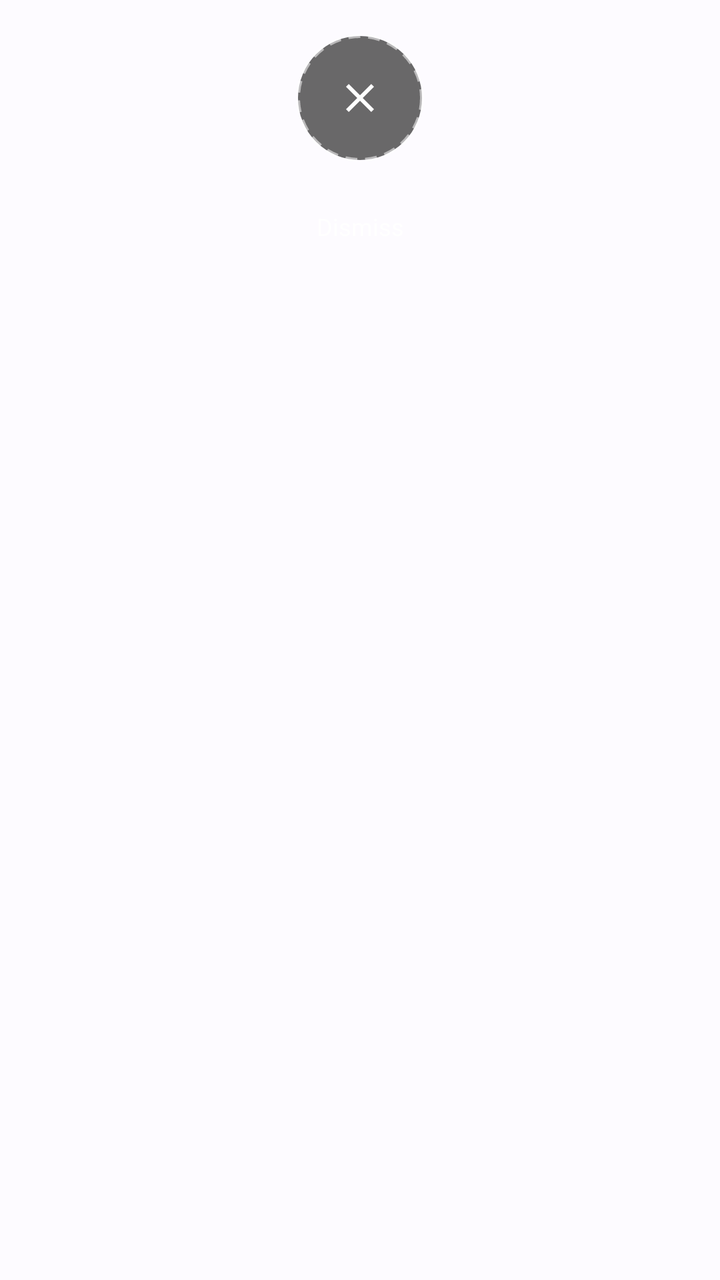
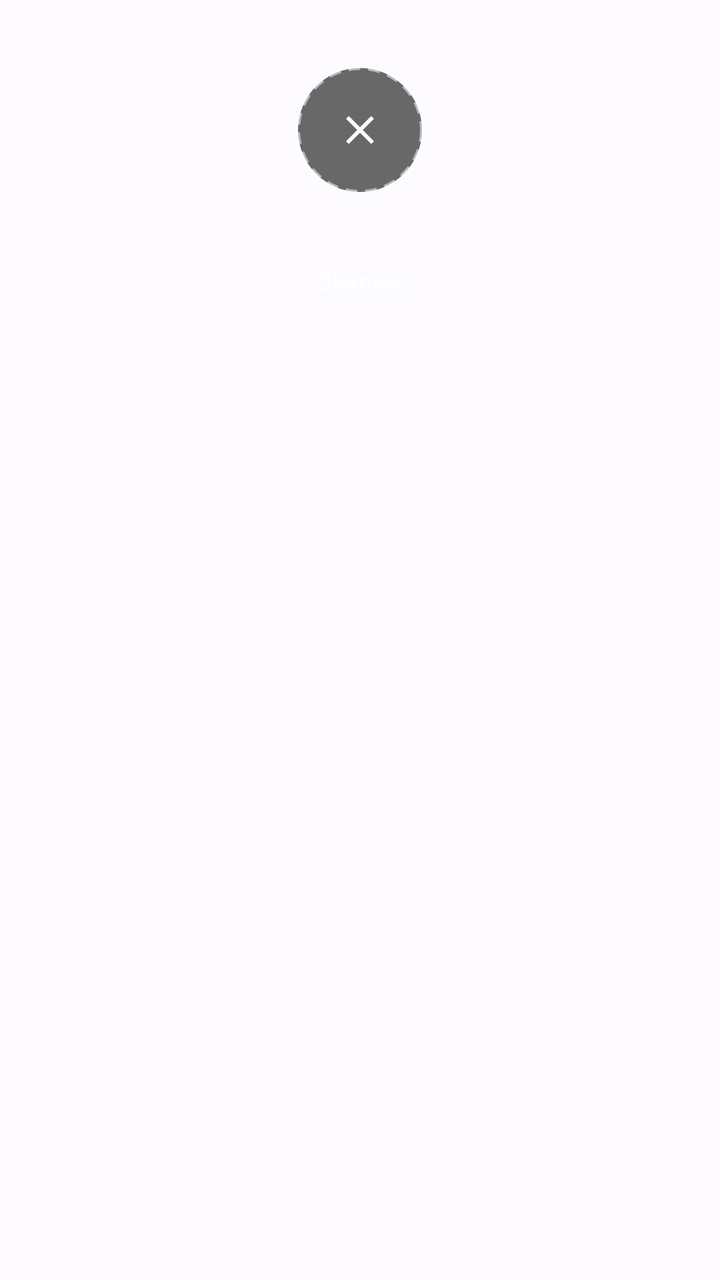

Before-and-after screenshots of an Android layout around one commit, followed by the original layout XML and the change that was made.
<!-- AndroidManifest.xml: application theme Theme.FishPipe -->
<!-- res/layout/view_dismiss_target.xml -->
<?xml version="1.0" encoding="utf-8"?>
<FrameLayout xmlns:android="http://schemas.android.com/apk/res/android"
    android:id="@+id/dismiss_root"
    android:layout_width="120dp"
    android:layout_height="125dp"
    android:clipChildren="false">

    <FrameLayout
        android:id="@+id/dismiss_slot"
        android:layout_width="64dp"
        android:layout_height="64dp"
        android:layout_gravity="top|center_horizontal"
        android:layout_marginTop="17dp"
        android:clipChildren="false"
        android:clipToPadding="false">

        <ImageView
            android:id="@+id/dismiss_highlight"
            android:layout_width="99dp"
            android:layout_height="99dp"
            android:layout_gravity="center"
            android:alpha="0"
            android:background="@drawable/bg_dismiss_highlight"
            android:contentDescription="@null" />

        <ImageView
            android:id="@+id/dismiss_target"
            android:layout_width="64dp"
            android:layout_height="64dp"
            android:layout_gravity="center"
            android:alpha="0.85"
            android:background="@drawable/bg_dismiss_ring"
            android:clipToOutline="true"
            android:contentDescription="@string/dismiss"
            android:padding="18dp"
            android:scaleType="centerInside"
            android:src="@drawable/ic_close" />
    </FrameLayout>

    <TextView
        android:id="@+id/dismiss_label"
        android:layout_width="120dp"
        android:layout_height="wrap_content"
        android:layout_gravity="top|center_horizontal"
        android:layout_marginTop="105dp"
        android:alpha="0.85"
        android:gravity="center"
        android:text="@string/dismiss"
        android:textColor="@android:color/white"
        android:textSize="12sp" />
</FrameLayout>
<!-- resources referenced by this layout -->
<resources>
  <!-- drawable bg_dismiss_highlight (drawable) -->
  <?xml version="1.0" encoding="utf-8"?>
  <shape xmlns:android="http://schemas.android.com/apk/res/android"
      android:shape="oval">
      <solid android:color="#E53935" />
  </shape>
  <!-- drawable bg_dismiss_ring (drawable) -->
  <?xml version="1.0" encoding="utf-8"?>
  <shape xmlns:android="http://schemas.android.com/apk/res/android"
      android:shape="oval">
      <solid android:color="#CC222222" />
      <stroke
          android:width="2dp"
          android:color="#88FFFFFF"
          android:dashGap="4dp"
          android:dashWidth="6dp" />
  </shape>
  <!-- drawable ic_close (drawable) -->
  <?xml version="1.0" encoding="utf-8"?>
  <vector xmlns:android="http://schemas.android.com/apk/res/android"
      android:width="24dp"
      android:height="24dp"
      android:viewportWidth="24"
      android:viewportHeight="24">
      <path android:fillColor="#FFFFFFFF" android:pathData="M19,6.41L17.59,5 12,10.59 6.41,5 5,6.41 10.59,12 5,17.59 6.41,19 12,13.41 17.59,19 19,17.59 13.41,12z" />
  </vector>
  <string name="dismiss">Dismiss</string>
  <color name="md_primary">#004A77</color>
  <color name="md_on_primary">#FFFFFF</color>
  <color name="md_primary_container">#C9E6FF</color>
  <color name="md_on_primary_container">#001E2F</color>
  <color name="md_secondary">#00639B</color>
  <color name="md_on_secondary">#FFFFFF</color>
  <color name="md_secondary_container">#C2E7FF</color>
  <color name="md_on_secondary_container">#001D35</color>
  <color name="md_tertiary">#006A6A</color>
  <color name="md_on_tertiary">#FFFFFF</color>
  <color name="md_tertiary_container">#9CF1F0</color>
  <color name="md_on_tertiary_container">#002020</color>
  <color name="md_error">#BA1A1A</color>
  <color name="md_on_error">#FFFFFF</color>
  <color name="md_error_container">#FFDAD6</color>
  <color name="md_on_error_container">#410002</color>
  <color name="md_surface">#FDFBFF</color>
  <color name="md_on_surface">#1A1C1E</color>
  <color name="md_surface_variant">#E1E2EC</color>
  <color name="md_on_surface_variant">#44474F</color>
  <color name="md_outline">#74777F</color>
  <color name="md_outline_variant">#C4C6D0</color>
  <color name="md_surface_container_lowest">#FFFFFF</color>
  <color name="md_surface_container_low">#F7F9FC</color>
  <color name="md_surface_container">#F1F3F9</color>
  <color name="md_surface_container_high">#E9ECF2</color>
  <color name="md_surface_container_highest">#E1E4EA</color>
  <color name="md_inverse_surface">#2F3033</color>
  <color name="md_inverse_on_surface">#F1F0F4</color>
  <color name="md_inverse_primary">#A8C7FA</color>
  <style name="ThemeOverlay.FishPipe.MaterialAlertDialog" parent="ThemeOverlay.Material3.MaterialAlertDialog">
          <item name="colorPrimary">@color/md_primary</item>
          <item name="colorSurface">@color/md_surface_container_high</item>
          <item name="colorOnSurface">@color/md_on_surface</item>
      </style>
  <style name="Theme.FishPipe.Dialog" parent="Theme.Material3.DayNight.Dialog.Alert">
          <item name="colorPrimary">@color/md_primary</item>
          <item name="colorSurface">@color/md_surface_container_high</item>
          <item name="colorOnSurface">@color/md_on_surface</item>
      </style>
  <!-- unchanged entries left out for length: 1 -->
</resources>

<!-- the commit's change to res/layout/view_dismiss_target.xml (unified diff, before → after) -->
@@ -1,8 +1,8 @@
 <?xml version="1.0" encoding="utf-8"?>
 <FrameLayout xmlns:android="http://schemas.android.com/apk/res/android"
     android:id="@+id/dismiss_root"
-    android:layout_width="120dp"
-    android:layout_height="125dp"
+    android:layout_width="140dp"
+    android:layout_height="156dp"
     android:clipChildren="false">
 
     <FrameLayout
@@ -10,7 +10,7 @@
         android:layout_width="64dp"
         android:layout_height="64dp"
         android:layout_gravity="top|center_horizontal"
-        android:layout_marginTop="17dp"
+        android:layout_marginTop="33dp"
         android:clipChildren="false"
         android:clipToPadding="false">
 
@@ -42,7 +42,7 @@
         android:layout_width="120dp"
         android:layout_height="wrap_content"
         android:layout_gravity="top|center_horizontal"
-        android:layout_marginTop="105dp"
+        android:layout_marginTop="132dp"
         android:alpha="0.85"
         android:gravity="center"
         android:text="@string/dismiss"
